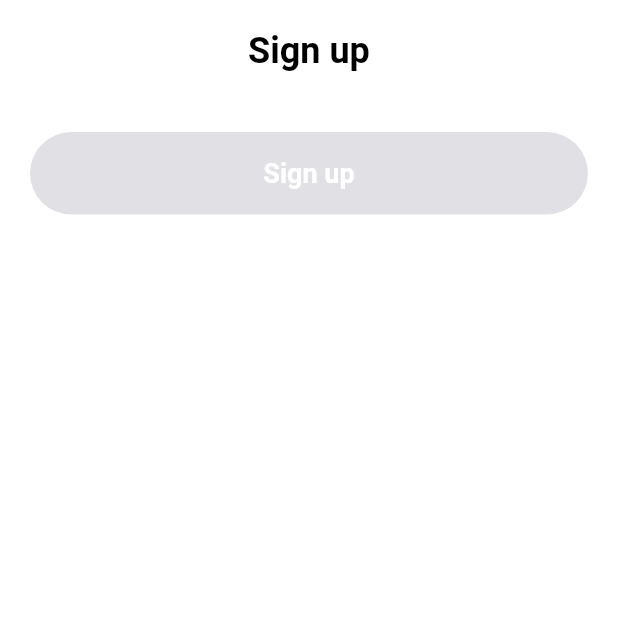
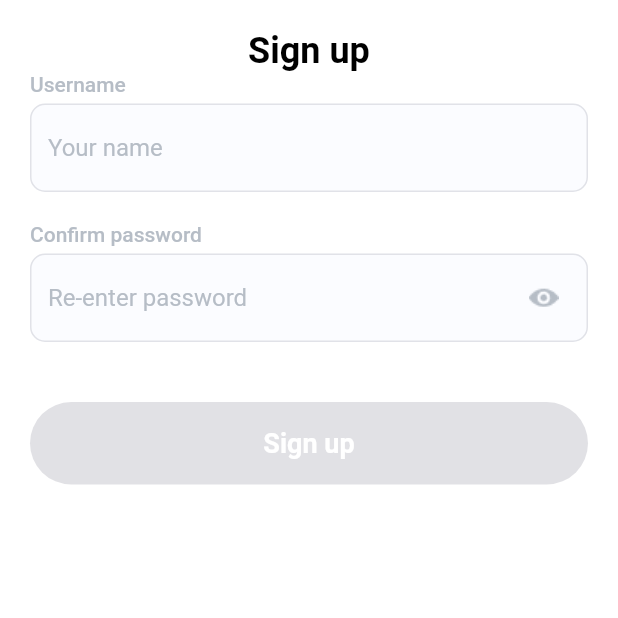
Before and after one commit to andrewdelmar87/dirty_fitness, a Flutter app: the SignUpPage screen opened directly, on a phone screen of 412 x 824 dp, the top half of it. Run offline on Flutter 3.47's test engine with Material 2 defaults, Android fonts, the phone set to English and light mode, and no system bars; our stand-ins replace bloc, dots_indicator, firebase_auth, firebase_core, flutter_bloc, percent_indicator; accounts and stored records are empty.

Commit message:
Sign up createForm connected

```diff
--- a/lib/core/const/path_constants.dart
+++ b/lib/core/const/path_constants.dart
@@ -3,6 +3,7 @@ class PathConstants {
   static const String onboarding1 = 'assets/images/onboarding/onboarding.png';
   static const String onboarding2 = 'assets/images/onboarding/onboarding_2.png';
   static const String onboarding3 = 'assets/images/onboarding/onboarding_3.png';
+
   // Auth
   static const String eye = 'assets/images/auth/eye_icon.png';
   // Tabbar
--- a/lib/screens/onboarding/widget/onboarding_content.dart
+++ b/lib/screens/onboarding/widget/onboarding_content.dart
@@ -34,7 +34,6 @@ class OnboardingContent extends StatelessWidget {
       controller: controller,
       children: DataConstants.onboardingTiles,
       onPageChanged: (index) {
-        print('PageSwipedEvent index ${index}');
         bloc.add(PageSwipedEvent(index: index));
       },
     );
@@ -51,7 +50,6 @@ class OnboardingContent extends StatelessWidget {
         BlocBuilder<OnboardingBloc, OnboardingState>(
           buildWhen: (_, currState) => currState is PageChangedState,
           builder: (context, state) {
-            print('pageIndex ${bloc.pageIndex}');
             return DotsIndicator(
               dotsCount: 4,
               //Accesses pageIndex in bloc
@@ -84,7 +82,6 @@ class OnboardingContent extends StatelessWidget {
                           shape: const CircleBorder(),
                           //Changes page to pageIndex+1 w/ onPressed
                           onPressed: () {
-                            // print('${}');
                             bloc.add(PageChangedEvent());
                           },
                           child: const Padding(
--- a/lib/screens/sign_up/widget/sign_up_content.dart
+++ b/lib/screens/sign_up/widget/sign_up_content.dart
@@ -5,6 +5,8 @@ import '../bloc/sign_up_bloc.dart';
 import '../../../core/const/color_constants.dart';
 import '../../../core/const/text_constants.dart';
 import '../../common_widgets/fitness_button.dart';
+import '../../common_widgets/fitness_text_field.dart';
+import '../../../core/service/validation_service.dart';
 
 class SignUpContent extends StatelessWidget {
   const SignUpContent({super.key});
@@ -36,7 +38,7 @@ class SignUpContent extends StatelessWidget {
             const SizedBox(height: 20),
             _createTitle(),
             // const SizedBox(height: 50),
-            // _createForm(),
+            _createForm(context),
             const SizedBox(height: 40),
             _createSignUpButton(context),
             // Spacer(),
@@ -60,9 +62,46 @@ class SignUpContent extends StatelessWidget {
     );
   }
 
-  //Contains common input fields
-  Widget _createForm() {
-    return Container();
+  Widget _createForm(BuildContext context) {
+    final bloc = BlocProvider.of<SignUpBloc>(context);
+    return BlocBuilder<SignUpBloc, SignUpState>(
+      buildWhen: (_, currState) => currState is ShowErrorState,
+      builder: (context, state) {
+        return Column(
+          children: [
+            FitnessTextField(
+              title: TextConstants.username,
+              placeholder: TextConstants.userNamePlaceholder,
+              controller: bloc.userNameController,
+              textInputAction: TextInputAction.next,
+              onTextChanged: () {
+                bloc.add(OnTextChangedEvent());
+              },
+              errorText: TextConstants.passwordErrorText,
+              isError: state is ShowErrorState
+                  ? !ValidationService.password(bloc.passwordController.text)
+                  : false,
+            ),
+            const SizedBox(height: 20),
+            FitnessTextField(
+              title: TextConstants.confirmPassword,
+              placeholder: TextConstants.confirmPasswordPlaceholder,
+              obscureText: true,
+              isError: state is ShowErrorState
+                  ? !ValidationService.confirmPassword(
+                      bloc.passwordController.text,
+                      bloc.confirmPasswordController.text)
+                  : false,
+              controller: bloc.confirmPasswordController,
+              errorText: TextConstants.confirmPasswordErrorText,
+              onTextChanged: () {
+                bloc.add(OnTextChangedEvent());
+              },
+            ),
+          ],
+        );
+      },
+    );
   }
 
   //Builds Fitness Button based on bloc
--- a/pubspec.yaml
+++ b/pubspec.yaml
@@ -69,6 +69,7 @@ flutter:
 
   assets:
     - assets/images/onboarding/
+    - assets/images/auth/
 
   # To add assets to your application, add an assets section, like this:
   # assets:
```
